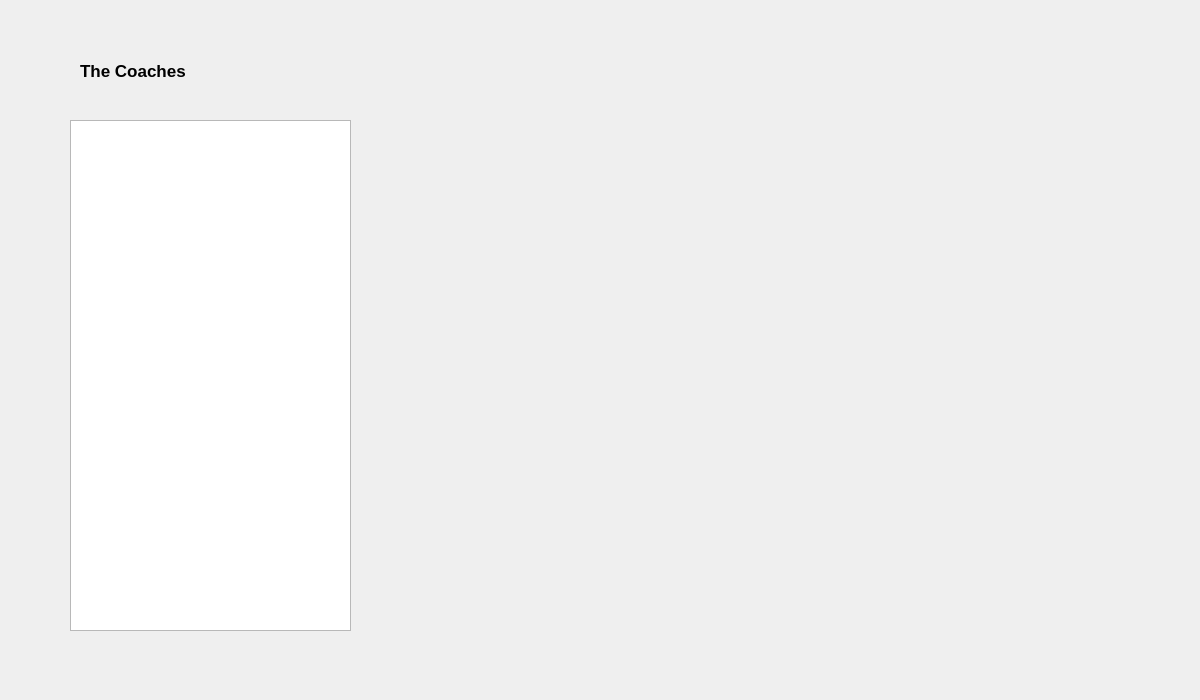
moetaei/CS1D-Basketball, file CS1D-Basketball-master/Basketball/coaches.ui: the form before one commit.
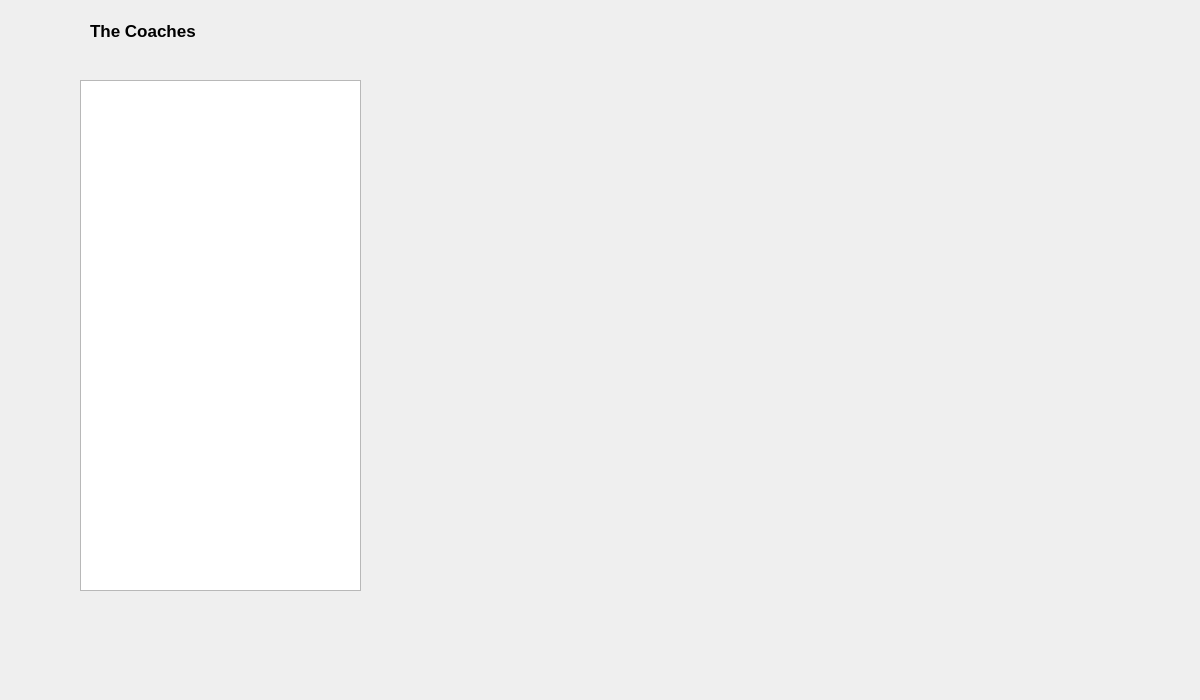
The form after the commit.

```diff
--- a/CS1D-Basketball-master/Basketball/coaches.ui
+++ b/CS1D-Basketball-master/Basketball/coaches.ui
@@ -16,8 +16,8 @@
   <widget class="QTableView" name="coachTable">
    <property name="geometry">
     <rect>
-     <x>70</x>
-     <y>120</y>
+     <x>80</x>
+     <y>80</y>
      <width>281</width>
      <height>511</height>
     </rect>
@@ -26,8 +26,8 @@
   <widget class="QLabel" name="label">
    <property name="geometry">
     <rect>
-     <x>80</x>
-     <y>50</y>
+     <x>90</x>
+     <y>10</y>
      <width>331</width>
      <height>41</height>
     </rect>
```
Left out of the diff: 13 changed lines with no effect on the pictures.
